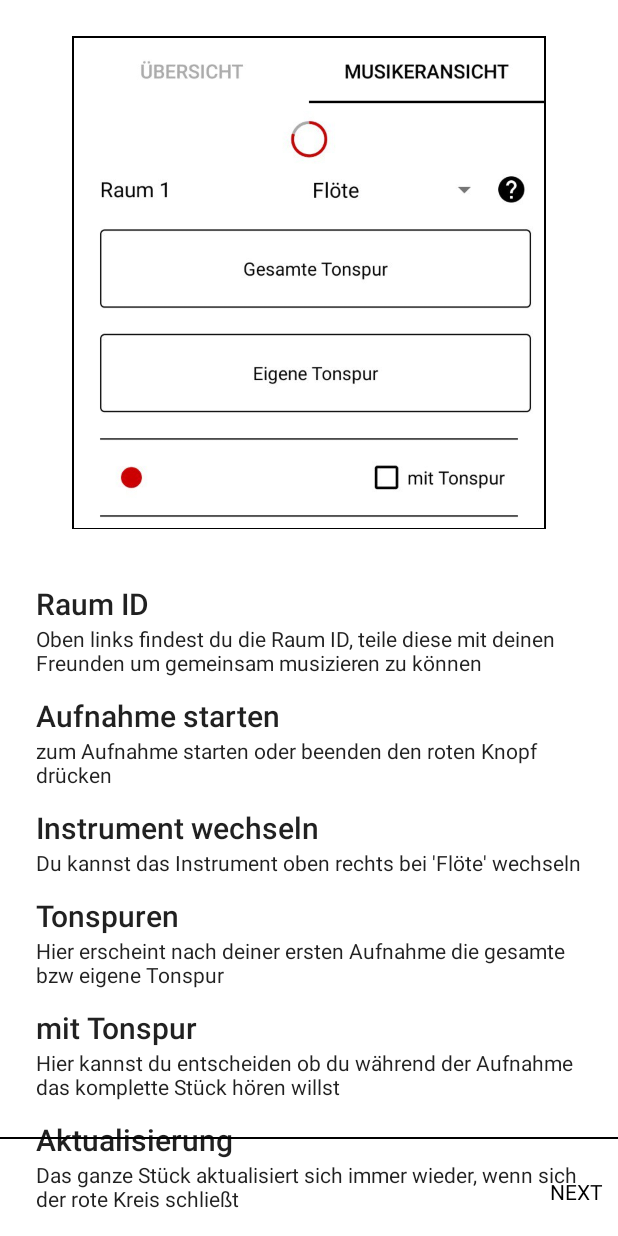
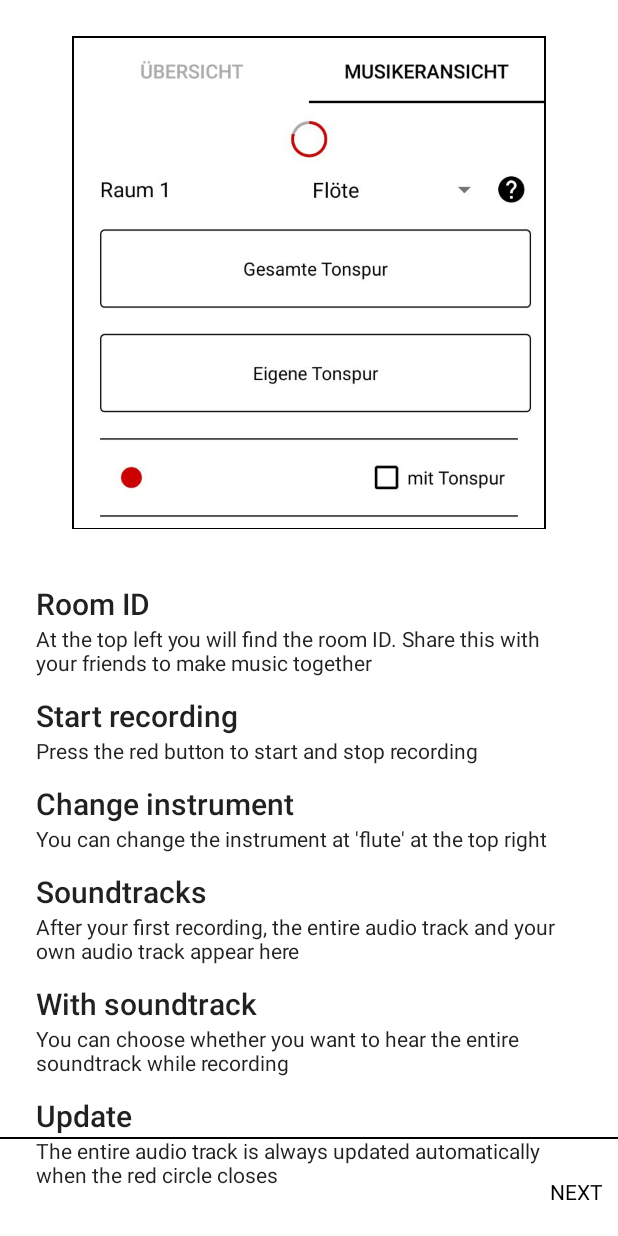
Before and after one commit to phipi-a/Jam-TUgether, an Android app: the fragment OnBoardingMusicianViewFragment placed in its activity, on a phone screen of 412 x 824 dp. Run offline under Robolectric (Android 15) with nearby library versions, the phone set to English and light mode, and no system bars; our stand-ins replace data binding; 3 statements that could not run were skipped.

Commit message:
implemented english translation for the onBoarding screen

```diff
--- a/pcps-client/app/src/main/res/values/strings.xml
+++ b/pcps-client/app/src/main/res/values/strings.xml
@@ -90,33 +90,33 @@
     <string name="generic_error_message">Something went wrong.</string>
     <string name="onboarding_welcome_message">Welcome to \nJam TUgether</string>
 
-    <string name="shaker_functionality_text">Bewege dein Handy so, als würdest du eine Rassel spielen</string>
-    <string name="shaker_functionality_title">Funktionsweise</string>
-    <string name="join_room_title">Raum betreten</string>
-    <string name="join_room_text">Du hast eine Id von einem Freund erhalten? Dann trete dem Raum bei</string>
-    <string name="create_room_text">Erstelle einen Raum und teile die ID mit deinen Freunden</string>
-    <string name="create_room_title">Raum erstellen</string>
-    <string name="ready_to_upload_warning_text">Bevor Du einen neuen Soundtrack aufnimmst, musst du den alten Track hochladen, damit er zum gesamten Stück hinzugefügt wird. Klicke hierfür einfach auf Hochladen</string>
-    <string name="ready_to_upload_warning_title">Achtung</string>
-    <string name="musician_overview_title">Hier kannst du dir alle Spuren anhören und deine eigenen auch löschen. Als Admin kannst du alle Spuren oder gleich den ganzen Raum löschen</string>
-    <string name="musician_overview_text">Übersicht</string>
-    <string name="update_text">Das ganze Stück aktualisiert sich immer wieder, wenn sich der rote Kreis schließt</string>
-    <string name="update_title">Aktualisierung</string>
-    <string name="record_with_soundtrack_text">Hier kannst du entscheiden ob du während der Aufnahme das komplette Stück hören willst</string>
-    <string name="record_with_soundtrack_title">mit Tonspur</string>
-    <string name="soundtracks_text">Hier erscheint nach deiner ersten Aufnahme die gesamte bzw eigene Tonspur</string>
-    <string name="soundtracks_title">Tonspuren</string>
-    <string name="change_instrument_text">Du kannst das Instrument oben rechts bei \'Flöte\' wechseln</string>
-    <string name="change_instrument_title">Instrument wechseln</string>
-    <string name="start_record_text">zum Aufnahme starten oder beenden den roten Knopf drücken</string>
-    <string name="start_record_title">Aufnahme starten</string>
-    <string name="room_id_text">Oben links findest du die Raum ID, teile diese mit deinen Freunden um gemeinsam musizieren zu können</string>
-    <string name="room_id_title">Raum ID</string>
-    <string name="flute_functionality_text">Puste in dein Mikrofon um einen Ton zu erzeugen und veränder die Tohnhöhe durchs sliden auf der Flöte</string>
-    <string name="flute_functionality_title">Funktionsweise</string>
-    <string name="flute_warning_text">Um die Flöte zu spielen musst du Kopfhörer tragen!</string>
-    <string name="flute_warning_title">Achtung</string>
-    <string name="drums_functionality_text">Tippe auf die Trommeln um sie zu spielen</string>
-    <string name="drums_functionality_title">Funktionsweise</string>
+    <string name="shaker_functionality_text">Shake your phone as if you were playing a shaker to make sounds</string>
+    <string name="shaker_functionality_title">Functionality</string>
+    <string name="join_room_title">Enter room</string>
+    <string name="join_room_text">Got an id of a friend? Then join the room</string>
+    <string name="create_room_text">Create a room and share your ID with your friends</string>
+    <string name="create_room_title">Create room</string>
+    <string name="ready_to_upload_warning_text">You have to upload your old soundtrack to add it to the full piece. Then you can record a new soundtrack</string>
+    <string name="ready_to_upload_warning_title">Attention</string>
+    <string name="musician_overview_title">In the overview screen you can listen to all tracks and delete your own too. As an admin you can delete all tracks or the whole room</string>
+    <string name="musician_overview_text">Overview</string>
+    <string name="update_text">The entire audio track is always updated automatically when the red circle closes</string>
+    <string name="update_title">Update</string>
+    <string name="record_with_soundtrack_text">You can choose whether you want to hear the entire soundtrack while recording</string>
+    <string name="record_with_soundtrack_title">With soundtrack</string>
+    <string name="soundtracks_text">After your first recording, the entire audio track and your own audio track appear here</string>
+    <string name="soundtracks_title">Soundtracks</string>
+    <string name="change_instrument_text">You can change the instrument at \'flute\' at the top right</string>
+    <string name="change_instrument_title">Change instrument</string>
+    <string name="start_record_text">Press the red button to start and stop recording</string>
+    <string name="start_record_title">Start recording</string>
+    <string name="room_id_text">At the top left you will find the room ID. Share this with your friends to make music together</string>
+    <string name="room_id_title">Room ID</string>
+    <string name="flute_functionality_text">Blow into your microphone to make a sound.To change the pitch, you have to move the slider</string>
+    <string name="flute_functionality_title">Functionality</string>
+    <string name="flute_warning_text">You have to wear headphones to play the flute!</string>
+    <string name="flute_warning_title">Attention</string>
+    <string name="drums_functionality_text">Tap the Icons to play drum</string>
+    <string name="drums_functionality_title">Functionality</string>
 
 </resources>
```
Also changed, not shown: 1 other file.
